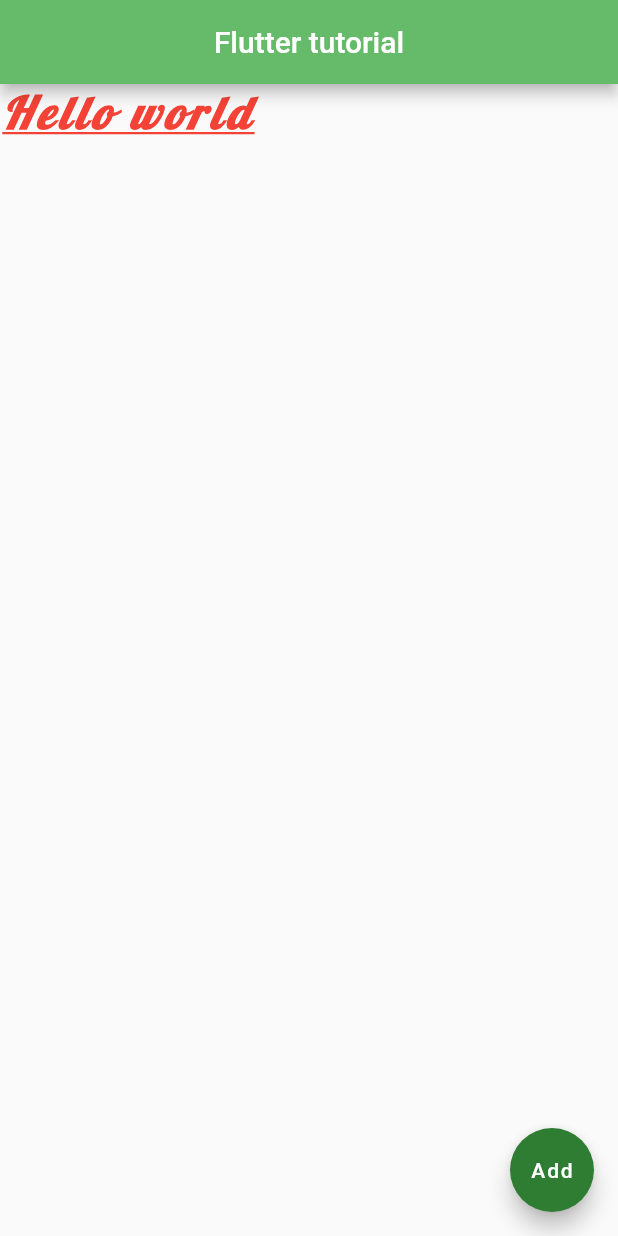
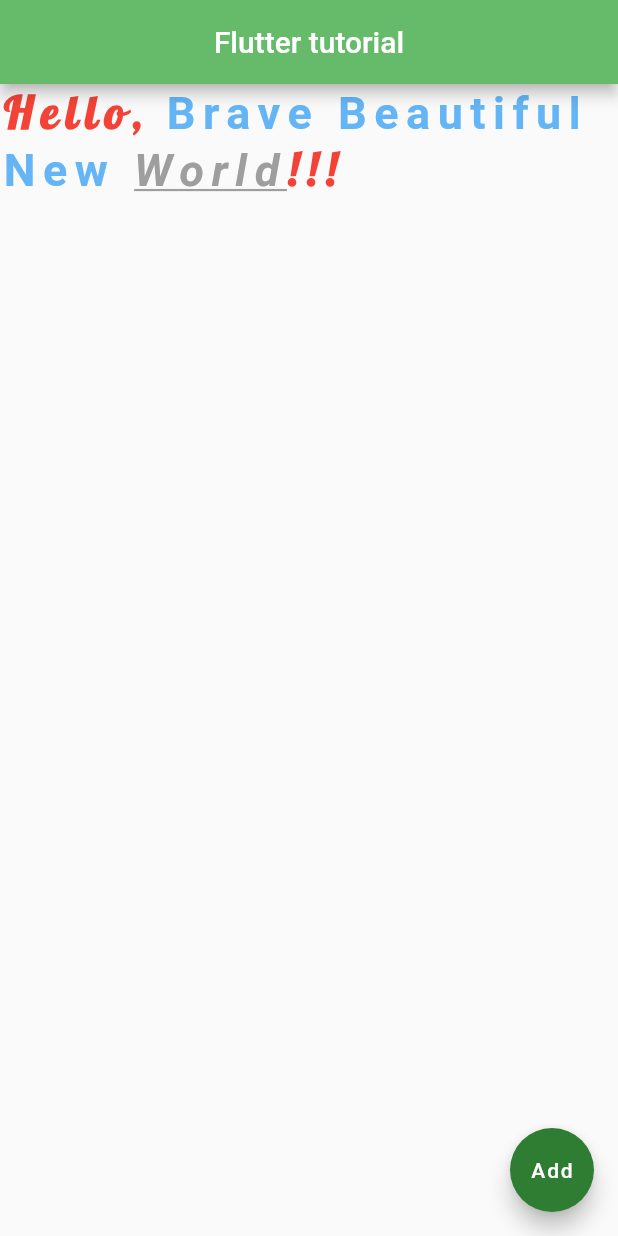
Before and after one commit to LyubashaBurkova/Flutter, a Flutter app: the screen it shows after launch, on a phone screen of 412 x 824 dp. Run offline on Flutter 3.47's test engine with Material 2 defaults, Android fonts, the phone set to English and light mode, and no system bars.

Commit message:
Rich Text

```diff
--- a/lib/main.dart
+++ b/lib/main.dart
@@ -12,17 +12,34 @@ class FlutterTutorialApp extends StatelessWidget {
           centerTitle: true,
           backgroundColor: Colors.green[400],
         ),
-        body: Text(
-          "Hello world",
+        body: RichText(
+          text: TextSpan(
               style: TextStyle(
                 fontSize: 30.0,
-            fontStyle: FontStyle.italic,
                 fontWeight: FontWeight.bold,
-            decoration: TextDecoration.underline,
-            letterSpacing: 3.0,
+                letterSpacing: 5.0,
                 color: Colors.red,
                 fontFamily: "Lobster",
               ),
+              children: <TextSpan>[
+                TextSpan(text: "Hello, "),
+                TextSpan(
+                    style: TextStyle(color: Colors.blue[300]),
+                    children: <TextSpan>[
+                      TextSpan(text: "Brave "),
+                      TextSpan(text: "Beautiful "),
+                      TextSpan(text: "New "),
+                      TextSpan(
+                        text: "World",
+                        style: TextStyle(
+                          color: Colors.grey[500],
+                          decoration: TextDecoration.underline,
+                          fontStyle: FontStyle.italic
+                        ),
+                      )
+                    ]),
+                TextSpan(text: "!!!"),
+              ]),
         ),
         floatingActionButton: FloatingActionButton(
           child: Text("Add"),
```
Lines whose indentation alone changed are shown as unchanged.
